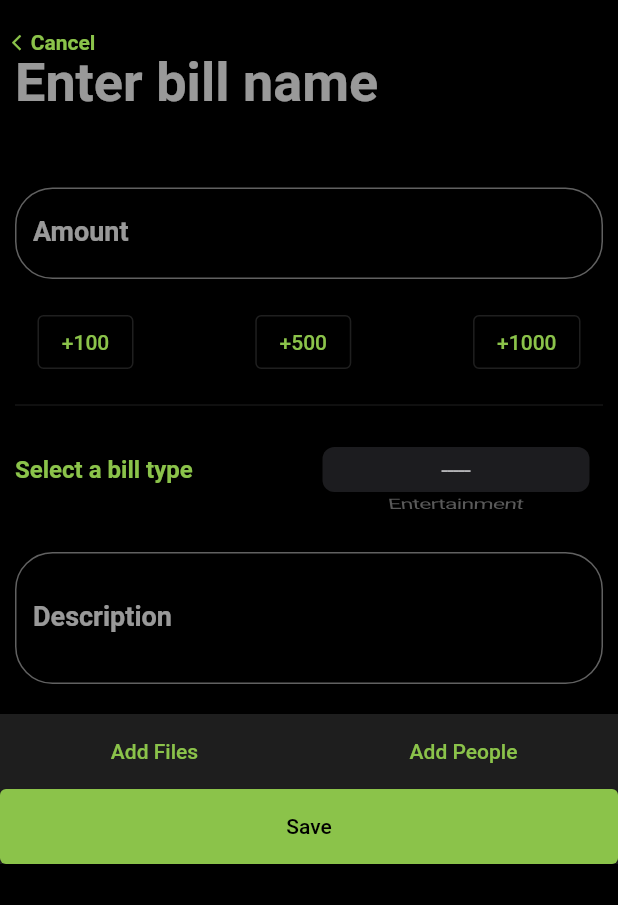
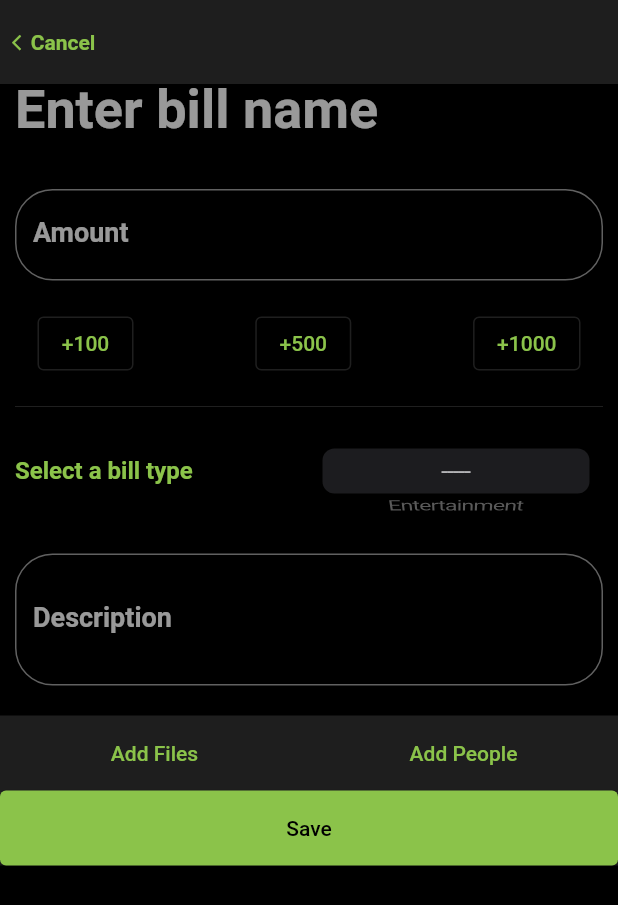
Before and after one commit to Blitter-Inc/blitter-flutter-app, a Flutter app: the BillEditModal widget shown alone on an empty page, opened directly with empty values, on a phone screen of 412 x 824 dp. Shown: the top 905 px of the screen. Run offline on Flutter 3.47's test engine with Material 2 defaults, Android fonts, the light colour scheme and no system bars; our stand-ins replace cached_network_image, contacts_service, file_picker, firebase_auth, firebase_core, flutter_bloc and 4 more; accounts and stored records are empty; generated files the repository leaves out were written again; statements that could not run were skipped.

Commit message:
Added background button on floating cancel button in BillEditModal Replaced label with hintText in BillNameInput

```diff
--- a/lib/ui/bill/widgets/bill_edit_modal.dart
+++ b/lib/ui/bill/widgets/bill_edit_modal.dart
@@ -94,8 +94,8 @@
           Container(
             margin: const EdgeInsets.only(bottom: 100),
             child: SingleChildScrollView(
-              padding: EdgeInsets.only(
-                top: widget.bill == null ? 23 : 8,
+              padding: const EdgeInsets.only(
+                top: 40,
                 left: 10,
                 right: 10,
                 bottom: 20,
@@ -146,8 +146,12 @@
           ),
           Positioned(
             top: 0,
-            left: 0,
-            child: TextButton(
+            child: Container(
+              width: mediaQuery.size.width,
+              color: colorScheme.modalBackground,
+              child: Row(
+                children: [
+                  TextButton(
                     child: Container(
                       padding: const EdgeInsets.symmetric(vertical: 12),
                       child: Row(
@@ -167,6 +171,9 @@
                       }
                     },
                   ),
+                ],
+              ),
+            ),
           ),
           if (_isLoading) const LinearProgressIndicator(),
         ],
--- a/lib/ui/bill/widgets/bill_name_input.dart
+++ b/lib/ui/bill/widgets/bill_name_input.dart
@@ -19,8 +19,7 @@
       enabled: enabled,
       textCapitalization: TextCapitalization.sentences,
       decoration: const InputDecoration(
-        labelText: 'Enter bill name',
-        floatingLabelBehavior: FloatingLabelBehavior.never,
+        hintText: 'Enter bill name',
         border: InputBorder.none,
       ),
       style: TextStyle(
```
Lines whose indentation alone changed are shown as unchanged.
